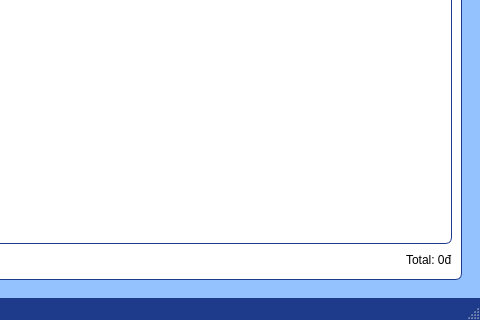
The window that src/ui/mainwindow.ui (24127545-NguyenNgocThien/Inventory_Management_System) describes before a commit, drawn with Qt 5; both pictures show x 555 to 1035 and y 425 to 745 of the 1035 by 745 pixel window.
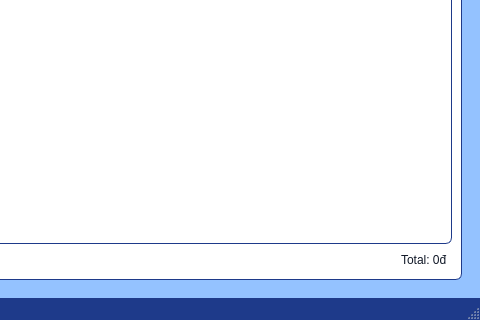
The same window after the commit. The open tabs and pages were chosen to show the change. Icons and pictures are not drawn.

```diff
--- a/src/ui/mainwindow.ui
+++ b/src/ui/mainwindow.ui
@@ -502,6 +502,19 @@
                 </item>
                 <item>
                  <widget class="QLabel" name="lblTotal">
+                  <property name="styleSheet">
+                   <string notr="true">QLabel {
+    color: #111827;         /* chữ đen xám đậm */
+    font: 10pt &quot;Segoe UI&quot;;
+    padding: 2px;
+}
+
+QLabel#titleLabel {
+    font: bold 12pt &quot;Segoe UI&quot;;
+    color: #1e3a8a;         /* xanh đậm cho tiêu đề */
+}
+</string>
+                  </property>
                   <property name="text">
                    <string>Total: 0đ</string>
                   </property>
```
Left out of the diff: 4 changed lines with no effect on the pictures.
